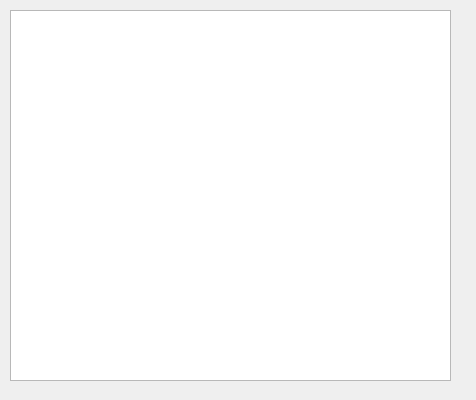
Qt form qt/custom_list_widget_item/fileviewer.ui (hexu1985/demo_code) before a commit.
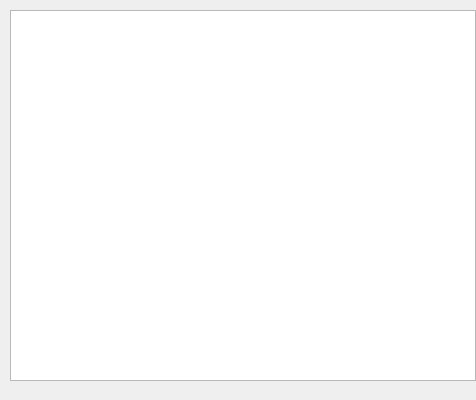
The same form after that commit.

The edit to the form file:
```diff
--- a/qt/custom_list_widget_item/fileviewer.ui
+++ b/qt/custom_list_widget_item/fileviewer.ui
@@ -18,7 +18,7 @@
     <rect>
      <x>10</x>
      <y>10</y>
-     <width>441</width>
+     <width>466</width>
      <height>371</height>
     </rect>
    </property>
```
